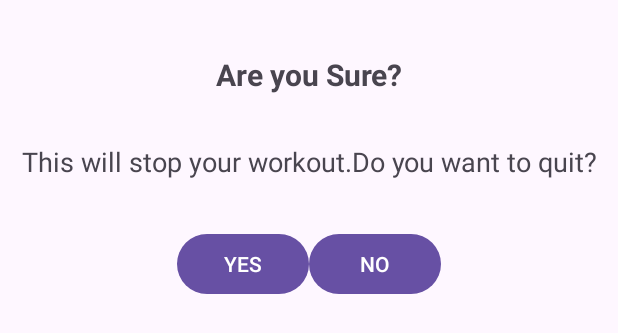
After one commit to jarvision-git/7MinutesWorkout, an Android app: the layout dialog_back.xml on its own in the app's theme, with its tools: preview values and no code run, on a phone screen of 412 x 824 dp. The commit adds this screen. Shown: the top 333 px of the screen. Run offline under Robolectric (Android 15) with nearby library versions, the light colour scheme and no system bars.

Commit message:
Back button dialog

```diff
--- a/app/src/main/java/com/example/a7minutesworkout/ExerciseActivity.kt
+++ b/app/src/main/java/com/example/a7minutesworkout/ExerciseActivity.kt
@@ -1,5 +1,6 @@
 package com.example.a7minutesworkout
 
+import android.app.Dialog
 import android.media.MediaPlayer
 import android.net.Uri
 import androidx.appcompat.app.AppCompatActivity
@@ -9,9 +10,11 @@ import android.speech.tts.TextToSpeech
 import android.util.Log
 import android.view.View
 import android.widget.Toast
+import androidx.activity.OnBackPressedCallback
 import androidx.recyclerview.widget.LinearLayoutManager
 import com.example.a7minutesworkout.databinding.ActivityExerciseBinding
 import com.example.a7minutesworkout.databinding.ActivityMainBinding
+import com.example.a7minutesworkout.databinding.DialogBackBinding
 import org.w3c.dom.Text
 import java.lang.Exception
 import java.util.Locale
@@ -42,13 +45,43 @@ class ExerciseActivity : AppCompatActivity(), TextToSpeech.OnInitListener {
         exerciseList=Constants.defaultExerciseList()
 
 
-        binding.toolbarAct.setNavigationOnClickListener {
+//        binding.toolbarAct.setNavigationOnClickListener {
+//            dialogBack()
+//
 
+        val callback = object : OnBackPressedCallback(
+            true // default to enabled
+        ) {
+            override fun handleOnBackPressed() {
+                dialogBack()
+            }
         }
+        onBackPressedDispatcher.addCallback(
+            this, // LifecycleOwner
+            callback
+        )
+
 
         setupRestView()
         setupExerciseStatusRecyclerView()
 
+    }
+
+    private fun dialogBack(){
+        val customDialog= Dialog(this)
+        val dialogBinding=DialogBackBinding.inflate(layoutInflater)
+        customDialog.setContentView(dialogBinding.root)
+        customDialog.setCanceledOnTouchOutside(false)
+        dialogBinding.btnYes.setOnClickListener{
+            this@ExerciseActivity.finish()
+            customDialog.dismiss()
+
+        }
+        dialogBinding.btnNo.setOnClickListener{
+            customDialog.dismiss()
+
+        }
+        customDialog.show()
     }
 
     private fun setupExerciseStatusRecyclerView(){
--- /dev/null
+++ b/app/src/main/res/layout/dialog_back.xml
@@ -0,0 +1,58 @@
+<?xml version="1.0" encoding="utf-8"?>
+<androidx.constraintlayout.widget.ConstraintLayout xmlns:android="http://schemas.android.com/apk/res/android"
+    xmlns:app="http://schemas.android.com/apk/res-auto"
+    android:layout_width="match_parent"
+    android:layout_height="match_parent"
+    android:layout_gravity="center">
+
+    <TextView
+        android:id="@+id/tvsure"
+        android:layout_width="wrap_content"
+        android:layout_height="wrap_content"
+        android:layout_marginTop="36dp"
+        android:gravity="center"
+        android:text="Are you Sure?"
+        android:textSize="20sp"
+        android:textStyle="bold"
+        app:layout_constraintEnd_toEndOf="parent"
+        app:layout_constraintStart_toStartOf="parent"
+        app:layout_constraintTop_toTopOf="parent" />
+
+    <TextView
+        android:id="@+id/tvdesc"
+        android:layout_width="wrap_content"
+        android:layout_height="wrap_content"
+        android:layout_marginTop="32dp"
+        android:gravity="center"
+        android:text="This will stop your workout.Do you want to quit?"
+        android:textSize="18sp"
+        app:layout_constraintEnd_toEndOf="parent"
+        app:layout_constraintStart_toStartOf="parent"
+        app:layout_constraintTop_toBottomOf="@id/tvsure" />
+
+    <LinearLayout
+        android:layout_width="wrap_content"
+        android:layout_height="wrap_content"
+        android:layout_marginTop="32dp"
+        android:orientation="horizontal"
+        app:layout_constraintStart_toStartOf="parent"
+        app:layout_constraintEnd_toEndOf="parent"
+        app:layout_constraintTop_toBottomOf="@id/tvdesc">
+
+        <Button
+            android:id="@+id/btnYes"
+            android:layout_width="wrap_content"
+            android:layout_height="wrap_content"
+            android:layout_weight="1"
+            android:text="YES" />
+
+        <Button
+            android:id="@+id/btnNo"
+            android:layout_width="wrap_content"
+            android:layout_height="wrap_content"
+            android:layout_weight="1"
+            android:text="NO" />
+    </LinearLayout>
+
+
+</androidx.constraintlayout.widget.ConstraintLayout>
```
